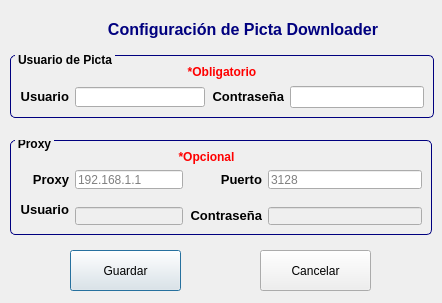
Above: configuration.ui from oleksis/picta-dl-gui before the change. Below: the same form after it.
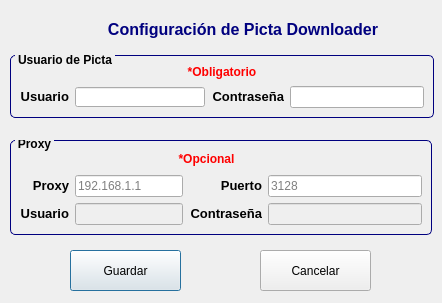
That is the form after the change. Icons and pictures are not drawn.

Diff of the .ui file:
```diff
--- a/configuration.ui
+++ b/configuration.ui
@@ -248,16 +248,6 @@
       </property>
      </widget>
     </item>
-    <item row="9" column="5">
-     <widget class="QLabel" name="lbl_pass_proxy">
-      <property name="text">
-       <string>&lt;html&gt;&lt;head/&gt;&lt;body&gt;&lt;p&gt;&lt;span style=&quot; font-size:10pt; font-weight:600;&quot;&gt;Contraseña&lt;/span&gt;&lt;/p&gt;&lt;/body&gt;&lt;/html&gt;</string>
-      </property>
-      <property name="alignment">
-       <set>Qt::AlignRight|Qt::AlignTrailing|Qt::AlignVCenter</set>
-      </property>
-     </widget>
-    </item>
     <item row="4" column="6">
      <widget class="QLineEdit" name="lnEdit_port_proxy">
       <property name="styleSheet">
@@ -284,16 +274,6 @@
       </property>
      </widget>
     </item>
-    <item row="7" column="0" rowspan="3" colspan="2">
-     <widget class="QLabel" name="lbl_user_proxy">
-      <property name="text">
-       <string>&lt;html&gt;&lt;head/&gt;&lt;body&gt;&lt;p&gt;&lt;span style=&quot; font-size:10pt; font-weight:600;&quot;&gt;Usuario&lt;/span&gt;&lt;/p&gt;&lt;/body&gt;&lt;/html&gt;</string>
-      </property>
-      <property name="alignment">
-       <set>Qt::AlignRight|Qt::AlignTrailing|Qt::AlignVCenter</set>
-      </property>
-     </widget>
-    </item>
     <item row="9" column="2" colspan="3">
      <widget class="QLineEdit" name="lnEdit_user_proxy">
       <property name="enabled">
@@ -320,6 +300,26 @@
       </property>
      </widget>
     </item>
+    <item row="9" column="0" colspan="2">
+     <widget class="QLabel" name="lbl_user_proxy">
+      <property name="text">
+       <string>&lt;html&gt;&lt;head/&gt;&lt;body&gt;&lt;p&gt;&lt;span style=&quot; font-size:10pt; font-weight:600;&quot;&gt;Usuario&lt;/span&gt;&lt;/p&gt;&lt;/body&gt;&lt;/html&gt;</string>
+      </property>
+      <property name="alignment">
+       <set>Qt::AlignRight|Qt::AlignTrailing|Qt::AlignVCenter</set>
+      </property>
+     </widget>
+    </item>
+    <item row="9" column="5">
+     <widget class="QLabel" name="lbl_pass_proxy">
+      <property name="text">
+       <string>&lt;html&gt;&lt;head/&gt;&lt;body&gt;&lt;p&gt;&lt;span style=&quot; font-size:10pt; font-weight:600;&quot;&gt;Contraseña&lt;/span&gt;&lt;/p&gt;&lt;/body&gt;&lt;/html&gt;</string>
+      </property>
+      <property name="alignment">
+       <set>Qt::AlignRight|Qt::AlignTrailing|Qt::AlignVCenter</set>
+      </property>
+     </widget>
+    </item>
    </layout>
   </widget>
   <widget class="QPushButton" name="BntCancel">
```
